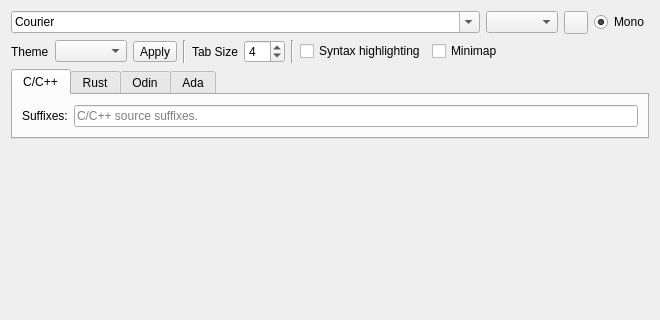
Before: the Qt Designer form src/SeerEditorConfigPage.ui in epasveer/seer, drawn with Qt 5; both pictures show x 0 to 660 and y 0 to 320 of the 660 by 861 pixel window.
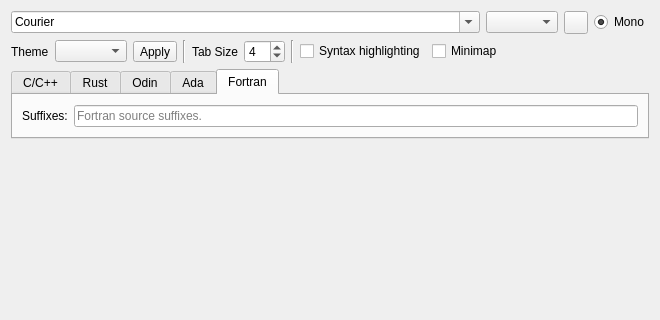
After: the same form once the commit is applied. The open tabs and pages were chosen to show the change. Icons and pictures are not drawn. Custom widgets are drawn as their Qt base class.

Commit message:
Add a Fortran syntax highlighter
Free-form Fortran (90 and later): case-insensitive keywords, dotted and
symbolic operators, both string delimiters, '!' comments ('//' is string
concatenation, not a comment), common intrinsics as functions. Plus the
usual plumbing: suffix settings, editor config page tab, save/restore,
highlighter factory dispatch.

Also let tests/hellofortran90 build with the default 'gfortran' instead
of a hardcoded 'gfortran-12'.

Diff of the .ui file:
```diff
--- a/src/SeerEditorConfigPage.ui
+++ b/src/SeerEditorConfigPage.ui
@@ -272,6 +272,33 @@
        </item>
       </layout>
      </widget>
+     <widget class="QWidget" name="tabFortran">
+      <attribute name="title">
+       <string>Fortran</string>
+      </attribute>
+      <layout class="QHBoxLayout" name="horizontalLayoutFortran">
+       <item>
+        <widget class="QLabel" name="fortranLabel">
+         <property name="text">
+          <string>Suffixes:</string>
+         </property>
+        </widget>
+       </item>
+       <item>
+        <widget class="QHistoryLineEdit" name="fortranSuffixesLineEdit">
+         <property name="toolTip">
+          <string>Fortran source suffixes. Separated by '|'.</string>
+         </property>
+         <property name="placeholderText">
+          <string>Fortran source suffixes.</string>
+         </property>
+         <property name="clearButtonEnabled">
+          <bool>true</bool>
+         </property>
+        </widget>
+       </item>
+      </layout>
+     </widget>
     </widget>
    </item>
    <item row="3" column="0">
```
The commit also changes 9 other files.
